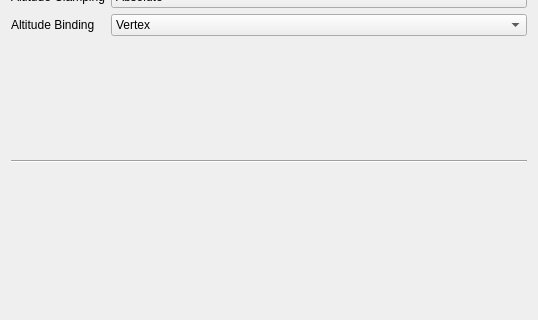
carsmie/QGIS, file src/ui/3d/line3dsymbolwidget.ui: the form before one commit; both pictures show x 0 to 538 and y 112 to 432 of the 538 by 547 pixel window.
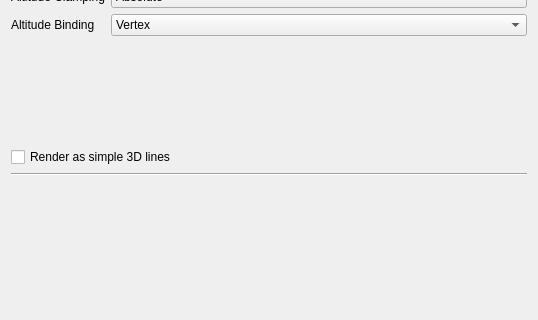
The form after the commit. Custom widgets are drawn as their Qt base class.

Commit message:
[FEATURE] Simple rendering of 3D linestrings
This mode of 3D line rendering will use OpenGL line rendering
instead of buffering lines into polygons and rendering them as meshes.

The advantage is that the 3D lines do not loose their Z coordinate
which is the case currently with "ordinary" 3D rendering after buffering.

The disadvantage is that the lines cannot be wide (supported in Qt3D only
since 5.10, but even then their rendering won't have nice joins/caps)
and only ambient color is used from the material.

Diff of the .ui file:
```diff
--- a/src/ui/3d/line3dsymbolwidget.ui
+++ b/src/ui/3d/line3dsymbolwidget.ui
@@ -110,6 +110,13 @@
      </item>
     </layout>
    </item>
+   <item>
+    <widget class="QCheckBox" name="chkSimpleLines">
+     <property name="text">
+      <string>Render as simple 3D lines</string>
+     </property>
+    </widget>
+   </item>
    <item>
     <widget class="Line" name="line">
      <property name="orientation">
```
The commit also changes 8 other files.
